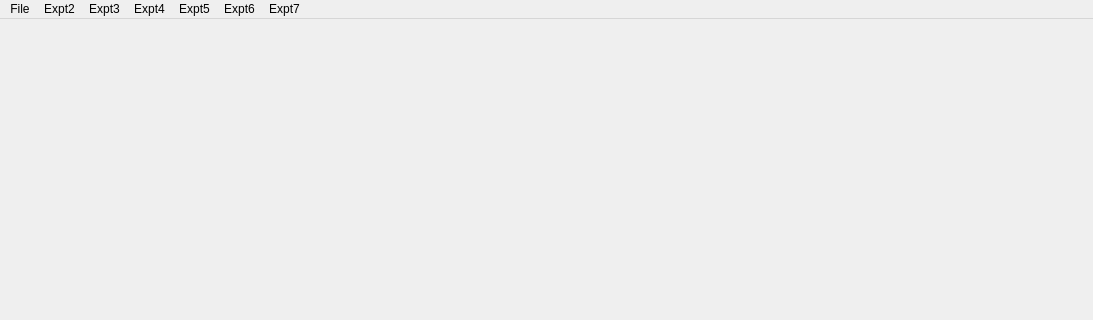
Above: gui/guiMain copy.ui from Suniti13/ImageProcessing before the change; both pictures show x 0 to 1093 and y 0 to 320 of the 1093 by 667 pixel window. Below: the same form after it.
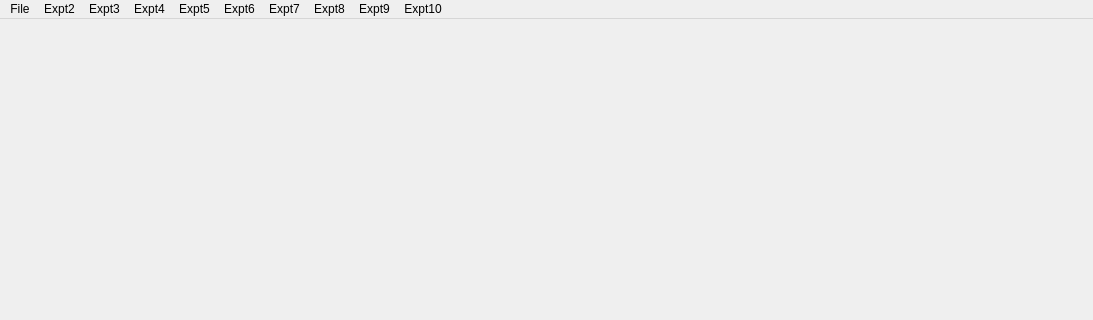
That is the form after the change.

The edit to the form file:
```diff
--- a/gui/guiMain copy.ui
+++ b/gui/guiMain copy.ui
@@ -120,6 +120,28 @@
     </property>
     <addaction name="actionContrast_Stretching"/>
    </widget>
+   <widget class="QMenu" name="menuExpt8">
+    <property name="title">
+     <string>Expt8</string>
+    </property>
+    <addaction name="actionSmoothing_Box_Filter"/>
+    <addaction name="actionSmoothing_Median_Filter"/>
+    <addaction name="actionSmoothing_Weighted_Averaging_Filter"/>
+   </widget>
+   <widget class="QMenu" name="menuExpt9">
+    <property name="title">
+     <string>Expt9</string>
+    </property>
+    <addaction name="actionSharpening_Laplacian_Filter"/>
+    <addaction name="actionSharpening_Sobel_Filter"/>
+    <addaction name="actionSharpening_Prewitt_Filter"/>
+   </widget>
+   <widget class="QMenu" name="menuExpt10">
+    <property name="title">
+     <string>Expt10</string>
+    </property>
+    <addaction name="actionCanny_Edge_Detector"/>
+   </widget>
    <addaction name="menuFile"/>
    <addaction name="menuExpt2"/>
    <addaction name="menuExpt3"/>
@@ -127,6 +149,9 @@
    <addaction name="menuExpt5"/>
    <addaction name="menuExpt7"/>
    <addaction name="menuExpt6"/>
+   <addaction name="menuExpt8"/>
+   <addaction name="menuExpt9"/>
+   <addaction name="menuExpt10"/>
   </widget>
   <widget class="QStatusBar" name="statusbar"/>
   <action name="actionOpen">
```
Left out of the diff: 37 changed lines with no effect on the pictures.
